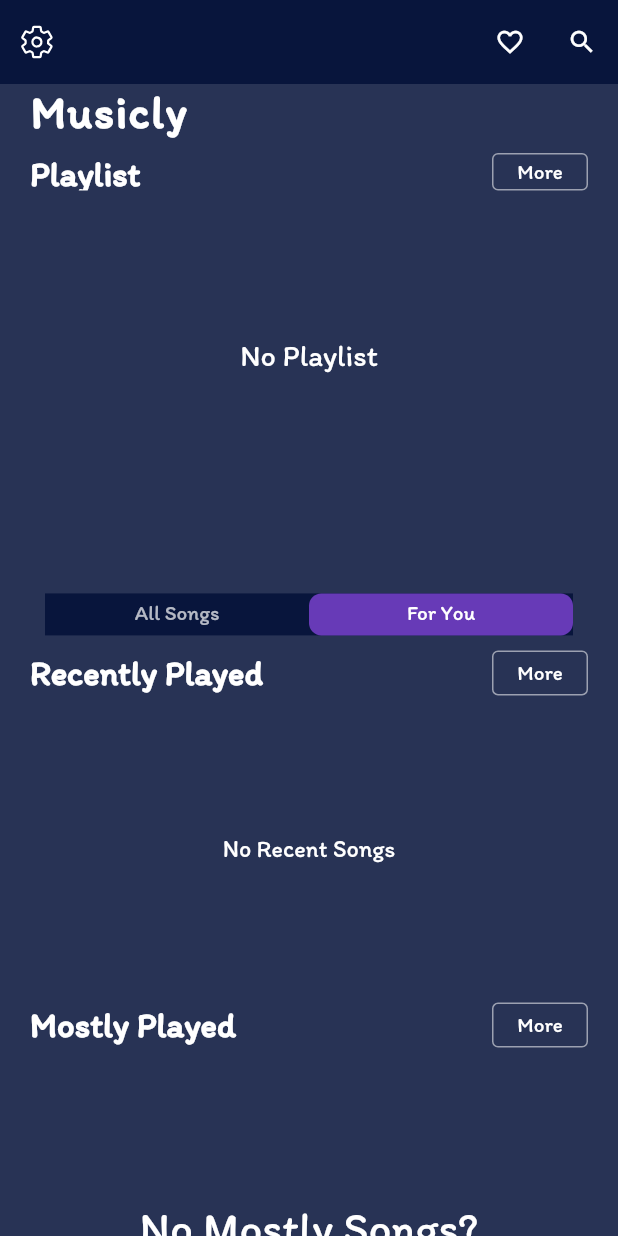
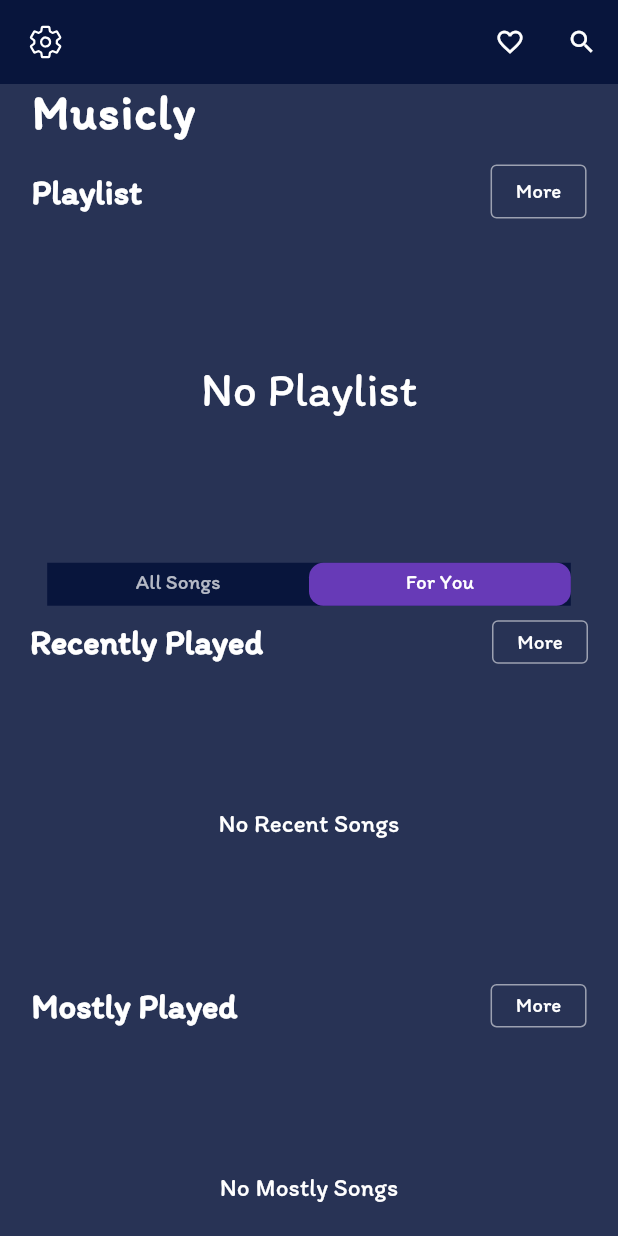
Before and after one commit to favadthottathil/Musify, a Flutter app: the screen it shows after launch, tab 2 chosen, on a phone screen of 412 x 824 dp. Run offline on Flutter 3.47's test engine with Material 2 defaults, Android fonts, the phone set to English and light mode, and no system bars; our stand-ins replace animated_text_kit, flutter_screenutil, hive, hive_flutter, ionicons, just_audio and 5 more; accounts and stored records are empty.

Commit message:
responsive

```diff
--- a/lib/main.dart
+++ b/lib/main.dart
@@ -1,4 +1,5 @@
 import 'package:flutter/material.dart';
+import 'package:flutter_screenutil/flutter_screenutil.dart';
 import 'package:hive_flutter/adapters.dart';
 import 'package:just_audio_background/just_audio_background.dart';
 import 'package:music_application/DB/model_db.dart';
@@ -38,15 +39,15 @@
 
   @override
   Widget build(BuildContext context) {
-    return MaterialApp(
-      debugShowCheckedModeBanner: false,
-      theme: ThemeData(
-        fontFamily: 'Itim',
+    return ScreenUtilInit(
+      builder: (context, child) => MaterialApp(
+        debugShowCheckedModeBanner: false,
+        theme: ThemeData(
+          fontFamily: 'Itim',
+        ),
+        home: const Splash(),
       ),
-      home: const Splash(),
-      routes: {
-        "settings": (context) => const Settings(),
-      },
+      designSize: const Size(393, 852),
     );
   }
 }
--- a/lib/mainScreen/first_main.dart
+++ b/lib/mainScreen/first_main.dart
@@ -1,4 +1,5 @@
 import 'package:flutter/material.dart';
+import 'package:flutter_screenutil/flutter_screenutil.dart';
 import 'package:music_application/screens/playlist/all_playlist%20_1.dart';
 import 'package:music_application/mainScreen/playlist_main.dart';
 
@@ -9,29 +10,25 @@
 
   @override
   Widget build(BuildContext context) {
-    var mediaQuery = MediaQuery.of(context);
-    return Container(
-      height: mediaQuery.size.height * 0.4,
-      child: Column(
+    return Column(
       crossAxisAlignment: CrossAxisAlignment.start,
       children: [
-          const Padding(
-            padding: EdgeInsets.symmetric(horizontal: 20),
+        Padding(
+          padding: EdgeInsets.symmetric(horizontal: 20.w),
           child: Text(
             'Musicly',
             style: TextStyle(
-                fontSize: 30,
+              fontSize: 30.sp,
               color: Colors.white,
               fontWeight: FontWeight.bold,
               letterSpacing: 1,
             ),
           ),
         ),
-          const SizedBox(height: 10),
+        SizedBox(height: 10.h),
         SizedBox(
-            height: 25,
           child: Padding(
-              padding: const EdgeInsets.symmetric(horizontal: 20),
+            padding: EdgeInsets.symmetric(horizontal: 20.w),
             child: Row(
               mainAxisAlignment: MainAxisAlignment.spaceBetween,
               children: [
@@ -49,13 +46,14 @@
             ),
           ),
         ),
-          const SizedBox(height: 10),
-          const SizedBox(
-            height: 200,
-            child: PlayListMain(),
+        SizedBox(
+          height: 10.h,
+        ),
+        SizedBox(
+          height: 204.h,
+          child: const PlayListMain(),
         ),
       ],
-      ),
     );
   }
 }
--- a/lib/mainScreen/main_screen.dart
+++ b/lib/mainScreen/main_screen.dart
@@ -1,4 +1,5 @@
 import 'package:flutter/material.dart';
+import 'package:flutter_screenutil/flutter_screenutil.dart';
 import 'package:ionicons/ionicons.dart';
 import 'package:music_application/controller/song_controller.dart';
 import 'package:music_application/mainScreen/first_main.dart';
@@ -20,10 +21,6 @@
 }
 
 class _HomeScreenState extends State<HomeScreen> {
-  double sliverAppBarHeight = 0;
-  double tabbarHeight = 0;
-  double miniPlayerHeight = 0;
-
   @override
   void initState() {
     super.initState();
@@ -31,17 +28,16 @@
 
   @override
   Widget build(BuildContext context) {
-    var mediaQuery = MediaQuery.of(context);
     return DefaultTabController(
       length: 2,
       child: Scaffold(
         backgroundColor: mainColor,
         appBar: AppBar(
-          leadingWidth: mediaQuery.size.width * 0.1,
+          leadingWidth: 50.w,
           elevation: 0,
           backgroundColor: mainColor,
           leading: Padding(
-            padding: const EdgeInsets.only(left: 8),
+            padding: EdgeInsets.only(left: 8.w),
             child: InkWell(
               onTap: () => Navigator.of(context).push(MaterialPageRoute(
                 builder: (context) => const Settings(),
@@ -81,8 +77,8 @@
                 return <Widget>[
                   SliverAppBar(
                     backgroundColor: Colors.transparent,
-                    collapsedHeight: mediaQuery.size.height * 0.4,
-                    expandedHeight: mediaQuery.size.height * 0.4,
+                    collapsedHeight: 320.h,
+                    expandedHeight: 310.h,
                     flexibleSpace: const MainFirst(),
                   ),
                   SliverPersistentHeader(
@@ -95,7 +91,7 @@
                         indicator: BoxDecoration(
                           color: Colors.deepPurple,
                           borderRadius: BorderRadius.all(
-                            Radius.circular(mediaQuery.size.width * 0.02),
+                            Radius.circular(10.r),
                           ),
                         ),
                       ),
@@ -112,8 +108,8 @@
               ),
             ),
             Positioned(
-              bottom: 0,
-              left: 12,
+              bottom: 0.h,
+              left: 12.w,
               child: Column(
                 children: [
                   if (GetAllSongController.audioPlayer.currentIndex != null)
@@ -142,7 +138,7 @@
   @override
   Widget build(BuildContext context, double shrinkOffset, bool overlapsContent) {
     return Container(
-      margin: const EdgeInsets.symmetric(horizontal: 30, vertical: 10),
+      margin: EdgeInsets.symmetric(horizontal: 30.w, vertical: 10.h),
       color: const Color.fromARGB(218, 3, 16, 56),
       child: tabBar,
     );
--- a/lib/screens/MainScreenTabbar/ForYou/for_you.dart
+++ b/lib/screens/MainScreenTabbar/ForYou/for_you.dart
@@ -1,4 +1,5 @@
 import 'package:flutter/material.dart';
+import 'package:flutter_screenutil/flutter_screenutil.dart';
 import 'package:music_application/screens/most_played/most_played.dart';
 import 'package:music_application/screens/last_added.dart';
 
@@ -13,8 +14,6 @@
 
   @override
   Widget build(BuildContext context) {
-    var mediaQuery = MediaQuery.of(context);
-
     return SingleChildScrollView(
       child: Column(
         crossAxisAlignment: CrossAxisAlignment.start,
@@ -22,7 +21,7 @@
           Padding(
             padding: const EdgeInsets.symmetric(horizontal: 20),
             child: SizedBox(
-              height: 30,
+              height: 30.h,
               child: Row(
                 mainAxisAlignment: MainAxisAlignment.spaceBetween,
                 children: [
@@ -41,16 +40,16 @@
               ),
             ),
           ),
-          const SizedBox(height: 20),
+          SizedBox(height: 20.h),
           SizedBox(
-            height: mediaQuery.size.height * 0.2,
+            height: 180.h,
             child: const RecentlyPlayed(),
           ),
           const SizedBox(height: 20),
           Padding(
-            padding: const EdgeInsets.symmetric(horizontal: 20),
+            padding: EdgeInsets.symmetric(horizontal: 20.w),
             child: SizedBox(
-              height: 30,
+              height: 30.h,
               child: Row(
                 mainAxisAlignment: MainAxisAlignment.spaceBetween,
                 children: [
@@ -69,16 +68,16 @@
               ),
             ),
           ),
-          const SizedBox(height: 20),
-          const SizedBox(
-            height: 200,
-            child: MostPlayed(),
+          SizedBox(height: 20.h),
+          SizedBox(
+            height: 180.h,
+            child: const MostPlayed(),
           ),
-          const SizedBox(height: 20),
+          SizedBox(height: 20.h),
           Padding(
-            padding: const EdgeInsets.symmetric(horizontal: 20),
+            padding: EdgeInsets.symmetric(horizontal: 20.w),
             child: SizedBox(
-              height: 30,
+              height: 30.h,
               child: Row(
                 mainAxisAlignment: MainAxisAlignment.spaceBetween,
                 children: [
@@ -96,12 +95,11 @@
               ),
             ),
           ),
-          const SizedBox(height: 20),
+          SizedBox(height: 20.h),
           SizedBox(
-            height: mediaQuery.size.height * 0.2,
+            height: 180.h,
             child: const LastAdded(),
           ),
-          const SizedBox(height: 20),
         ],
       ),
     );
--- a/pubspec.yaml
+++ b/pubspec.yaml
@@ -30,8 +30,6 @@
 dependencies:
   animated_text_kit: ^4.2.2
   cupertino_icons: ^1.0.2
-  dialogs: ^0.0.7
-  dio: ^5.0.1
   feedback: ^2.5.0
   flutter:
     sdk: flutter
@@ -43,13 +41,12 @@
   just_audio: ^0.9.31
   just_audio_background: ^0.0.1-beta.9
   lottie: ^2.2.0
-  mailer: ^6.0.0
   on_audio_query: ^2.6.1
   path_provider: ^2.0.12
   permission_handler: ^10.2.0
   provider: ^6.0.5
   text_scroll: ^0.1.2
-  transparent_image: ^2.0.0
+  flutter_screenutil: ^5.7.0
 
 dev_dependencies:
   build_runner: ^2.3.3
```
Also changed, not shown: lib/mainScreen/playlist_main.dart (+15 -18 lines), lib/screens/MainScreenTabbar/AllSongs/listitle.dart (+13 -12 lines), lib/screens/MainScreenTabbar/ForYou/widgets/last_added.dart (+11 -10 lines), lib/screens/MainScreenTabbar/ForYou/widgets/most_played.dart (+19 -22 lines), lib/screens/MainScreenTabbar/ForYou/widgets/recently_played.dart (+15 -14 lines), lib/screens/last_added.dart (+5 -4 lines), lib/screens/most_played/most_played.dart (+9 -8 lines), lib/screens/playlist/all_playlist _1.dart (+4 -3 lines), lib/screens/playlist/listview_playlist_2.dart (+4 -3 lines), lib/screens/playlist/playlist_single_3.dart (+0 -75 lines), lib/screens/recentlyplayed_all.dart (+9 -8 lines), lib/screens/splash/screen.dart (+5 -4 lines), Assets/img/1024.png, pubspec.lock. Lines whose indentation alone changed are shown as unchanged.
